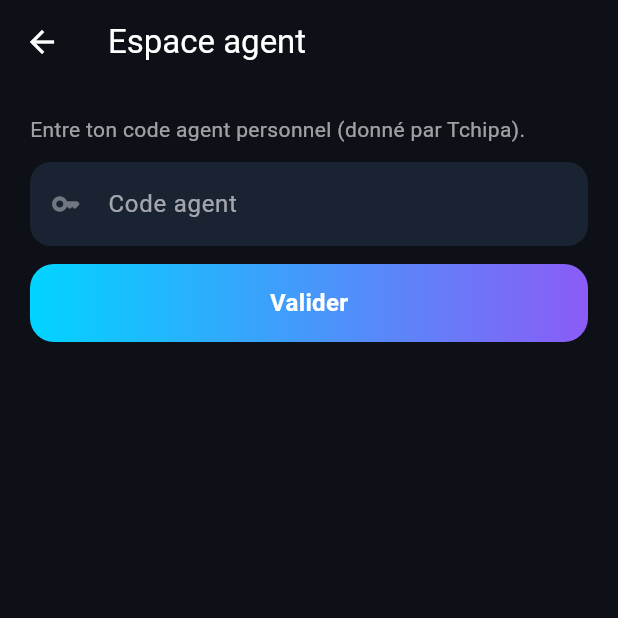
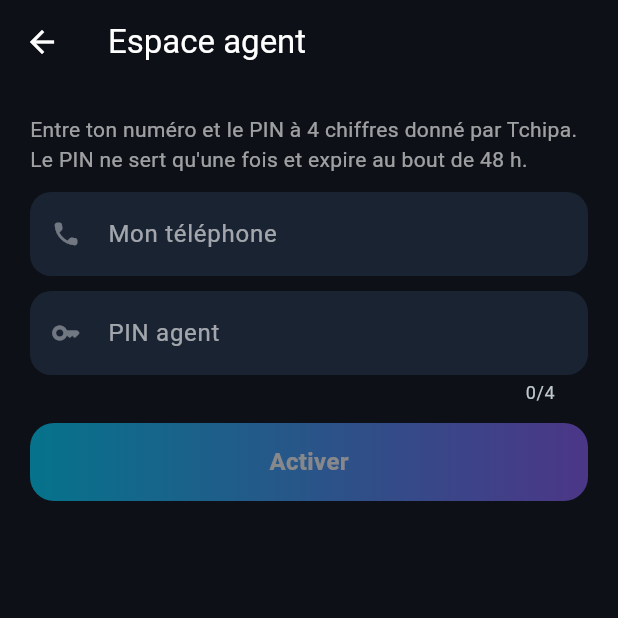
Before and after one commit to tarik9991/tchipa-pwa, a Flutter app: the AgentWalletScreen screen opened directly, on a phone screen of 412 x 824 dp, the top half of it. Run offline on Flutter 3.47's test engine with Material 3 defaults, Android fonts, the phone set to English and light mode, and no system bars; our stand-ins replace cached_network_image, local_auth, shared_preferences, shimmer; accounts and stored records are empty; network calls fail; Roboto replaces fonts that are missing (SF Pro Display).

Commit message:
feat(agent): activate with phone + 4-digit PIN (sync with app)
Co-Authored-By: Claude Opus 5.5 <noreply@anthropic.com>

```diff
--- a/lib/main.dart
+++ b/lib/main.dart
@@ -1844,6 +1844,9 @@ class ShopApi {
     await _save(_agentKey, t);
   }
 
+  static Future<String> agentActivate(String phone, String pin) async =>
+      (await _req('POST', '/agent/activate', body: {'phone': phone, 'pin': pin}))['token'] as String;
+
   static Future<Map<String, dynamic>> agentCredit(
           {required String phone,
           required String amount,
@@ -3650,7 +3653,9 @@ class _OrdersScreenState extends State<OrdersScreen> {
 
 // ── Espace agent : créditer le solde d'un client ─────────────────────────
 // Replaces the shared PIN 1234 for money operations: each agent has a personal
-// code (created by Tarik via POST /admin/agents). Agents are prepaid: they pay
+// code (created by Tarik via POST /admin/agents). The agent never sees it: they
+// type their phone + the one-time 4-digit PIN Tarik gave them, and the app
+// receives the code from POST /agent/activate and keeps it. Agents are prepaid: they pay
 // Tarik first, Tarik loads their provision, and each client credit is taken
 // from it — the server refuses a credit larger than the remaining provision.
 class AgentWalletScreen extends StatefulWidget {
@@ -3660,7 +3665,8 @@ class AgentWalletScreen extends StatefulWidget {
 }
 
 class _AgentWalletScreenState extends State<AgentWalletScreen> {
-  final _code = TextEditingController();
+  final _actPhone = TextEditingController();
+  final _pin = TextEditingController();
   final _phone = TextEditingController();
   final _amount = TextEditingController();
   final _dzd = TextEditingController();
@@ -3685,23 +3691,22 @@ class _AgentWalletScreenState extends State<AgentWalletScreen> {
     } on ApiError catch (e) {
       if (e.status == 401) {
         await ShopApi.setAgentToken(null);
-        if (mounted) setState(() { _me = null; _err = 'Code agent refusé ou désactivé.'; });
+        if (mounted) setState(() { _me = null; _err = 'Accès agent désactivé. Demande un nouveau PIN à Tchipa.'; });
       } else if (mounted) {
         setState(() => _err = e.message);
       }
     }
   }
 
-  Future<void> _saveCode() async {
-    final t = _code.text.trim();
+  Future<void> _activate() async {
     setState(() { _busy = true; _err = null; });
     try {
-      await ShopApi.agentMe(t);
+      final t = await ShopApi.agentActivate(_actPhone.text.trim(), _pin.text.trim());
       await ShopApi.setAgentToken(t);
-      _code.clear();
+      _actPhone.clear(); _pin.clear();
       await _refresh();
     } on ApiError catch (e) {
-      setState(() => _err = e.status == 401 ? 'Code agent invalide.' : e.message);
+      setState(() => _err = e.message);
     } finally {
       if (mounted) setState(() => _busy = false);
     }
@@ -3754,7 +3759,7 @@ class _AgentWalletScreenState extends State<AgentWalletScreen> {
         actions: [
           if (ShopApi.agentToken != null)
             IconButton(
-              tooltip: 'Oublier mon code',
+              tooltip: 'Déconnecter ce téléphone',
               onPressed: () async {
                 await ShopApi.setAgentToken(null);
                 setState(() => _me = null);
@@ -3765,13 +3770,21 @@ class _AgentWalletScreenState extends State<AgentWalletScreen> {
       ),
       body: ListView(padding: const EdgeInsets.all(20), children: [
         if (ShopApi.agentToken == null) ...[
-          Text('Entre ton code agent personnel (donné par Tchipa).',
+          Text('Entre ton numéro et le PIN à 4 chiffres donné par Tchipa. '
+              'Le PIN ne sert qu\'une fois et expire au bout de 48 h.',
               style: TextStyle(color: AppColors.sublabel)),
           const SizedBox(height: 12),
-          TextField(controller: _code, style: TextStyle(color: AppColors.inputFg),
-              decoration: _field('Code agent', hint: 'agt_…', icon: Icons.key_rounded)),
+          TextField(controller: _actPhone, keyboardType: TextInputType.phone, onChanged: (_) => setState(() {}),
+              style: TextStyle(color: AppColors.inputFg), decoration: _field('Mon téléphone', icon: Icons.phone_rounded)),
+          const SizedBox(height: 10),
+          TextField(controller: _pin, keyboardType: TextInputType.number, maxLength: 4, obscureText: true,
+              onChanged: (_) => setState(() {}),
+              style: TextStyle(color: AppColors.inputFg), decoration: _field('PIN agent', hint: '••••', icon: Icons.key_rounded)),
           const SizedBox(height: 12),
-          _GradButton(label: 'Valider', busy: _busy, onTap: _saveCode),
+          _GradButton(
+              label: 'Activer',
+              busy: _busy,
+              onTap: _actPhone.text.trim().length >= 9 && _pin.text.trim().length == 4 ? _activate : null),
         ] else ...[
           if (_me != null)
             Container(
```
